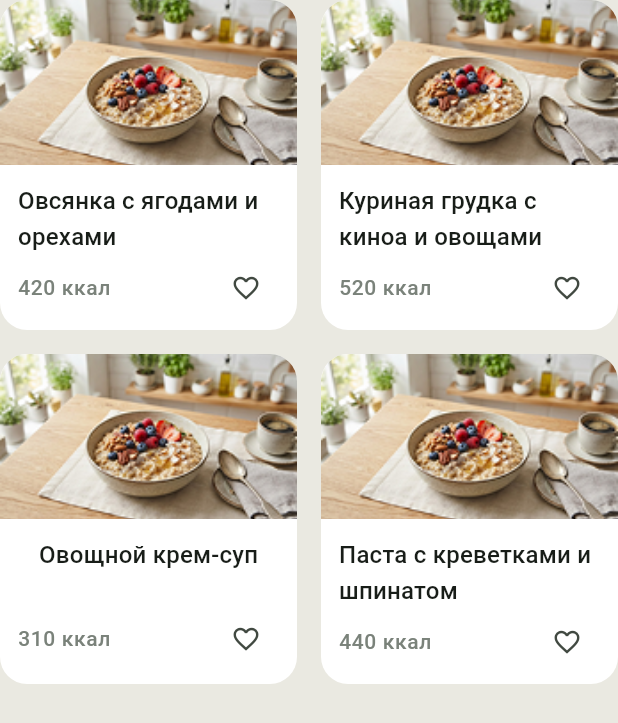
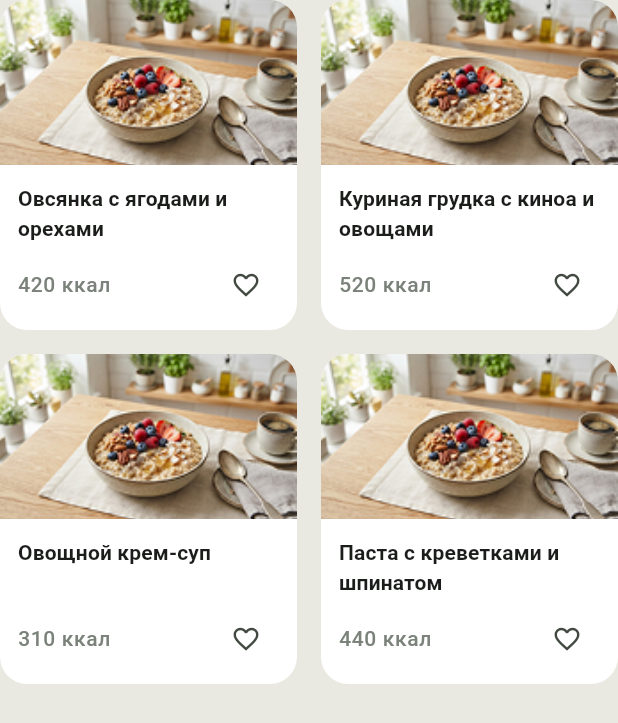
Before and after one commit to Stepheo/EduKupiFrontend, a Flutter app: the RecipesSection widget shown alone on an empty page, opened directly, on a phone screen of 412 x 824 dp. Shown: the top 723 px of the screen. Run offline on Flutter 3.47's test engine with Material 3 defaults, Android fonts, the phone set to English and light mode, and no system bars; our stand-ins replace go_router, shared_preferences; accounts and stored records are empty.

Commit message:
Исправил стиль текста названия рецепта на более нужный шрифт и сделал тему по умолчанию системную

```diff
--- a/lib/pages/recipes/recipes_section.dart
+++ b/lib/pages/recipes/recipes_section.dart
@@ -61,11 +61,12 @@ class RecipesSection extends StatelessWidget {
                     padding: const EdgeInsets.only(top: 12, right: 12, left: 12, bottom: 8),
                     child: Column(
                       mainAxisAlignment: MainAxisAlignment.spaceBetween,
+                      crossAxisAlignment: CrossAxisAlignment.start,
                       children: [
                         // Название рецепта
                         Text(
                           recipes[index][0],
-                          style: Theme.of(context).textTheme.titleMedium,
+                          style: Theme.of(context).textTheme.titleSmall,
                           maxLines: 2,
                           overflow: TextOverflow.ellipsis,
                         ),
--- a/lib/pages/register/register_page.dart
+++ b/lib/pages/register/register_page.dart
@@ -33,7 +33,7 @@ class RegisterPage extends StatelessWidget {
               padding: const EdgeInsets.all(24.0),
               child: Text(
                 "Планируй питание под свои цели, "
-                "выбирай рецепты и сразу собирай список"
+                "выбирай рецепты и сразу собирай список "
                 "продуктов для покупки.",
                 style: Theme.of(context).textTheme.headlineLarge,
                 textAlign: TextAlign.center,
--- a/lib/providers/theme_provider.dart
+++ b/lib/providers/theme_provider.dart
@@ -22,7 +22,7 @@ class ThemeProvider extends ChangeNotifier {
     } else if (theme == 1) {
       _theme = ThemeMode.dark;
     } else {
-      _theme = ThemeMode.light;
+      _theme = ThemeMode.system;
     }
 
     notifyListeners();
```
